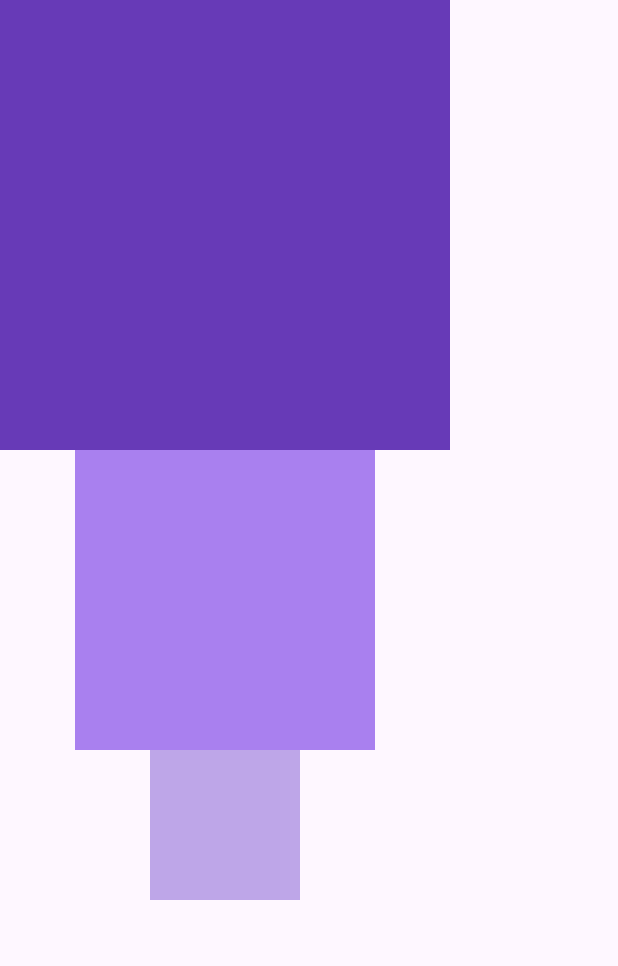
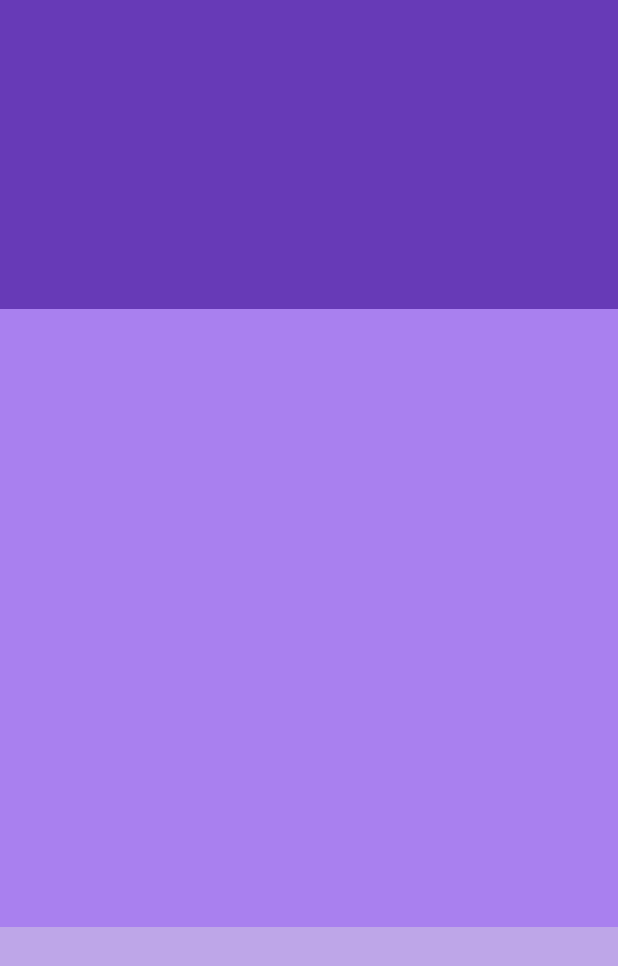
Before and after one commit to khushboojain01/flutterfly, a Flutter app: the screen it shows after launch, on a phone screen of 412 x 824 dp. Shown: the top 966 px of the screen. Run offline on Flutter 3.47's test engine with Material 3 defaults, Android fonts, the phone set to English and light mode, and no system bars.

Commit message:
Using expanded and flex properties

```diff
--- a/lib/main.dart
+++ b/lib/main.dart
@@ -16,27 +16,32 @@
       debugShowCheckedModeBanner: false, // Removes the debug banner on UI
       home: Scaffold(
         body: Column(
-
           children: [
             //1st Box
-          Container(
-            height:300,
-            width: 300,
+            Expanded(
+            child: Container(
               color: Colors.deepPurple,
             ),
+            ),
+
             //2nd Box
-          Container(
-            height: 200,
-            width: 200,
+            Expanded(
+              flex: 2,
+            child:Container(
               color: Color.fromARGB(255, 169, 128, 239),
+
             ),
+            ),
+
             //3rd Box
-          Container(
-            height: 100,
-            width: 100,
+            Expanded(
+            child: Container(
               color: Color.fromARGB(255, 190, 166, 232),
             ),
-        ],)
+            ),
+
+          ],
+        )
       )
     );
   }
```
Lines whose indentation alone changed are shown as unchanged.
